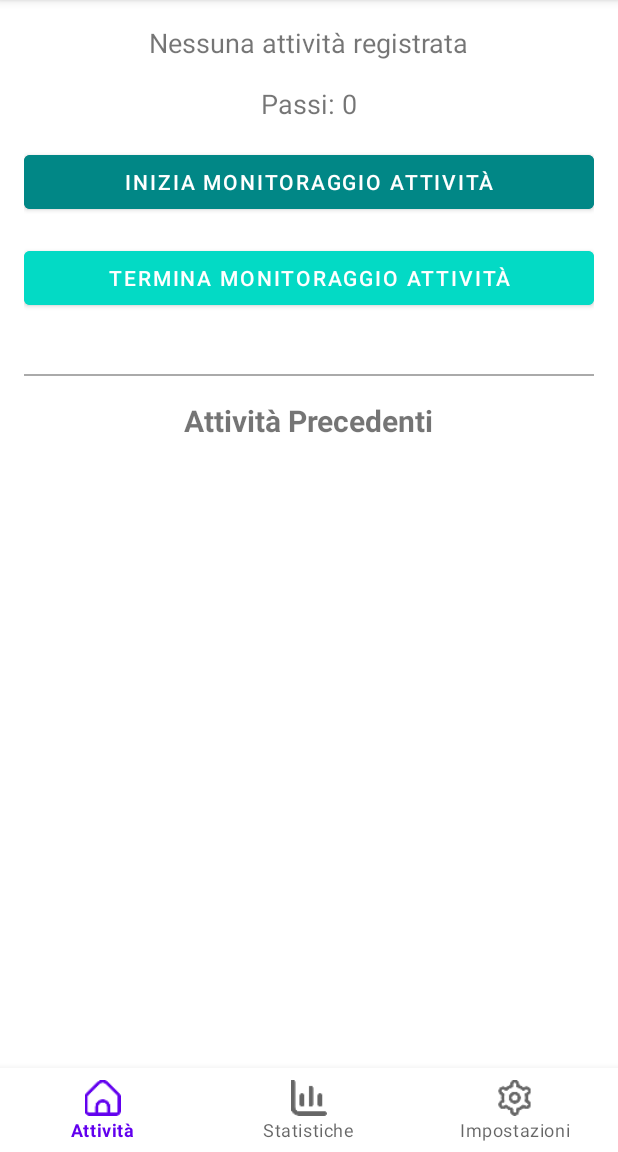
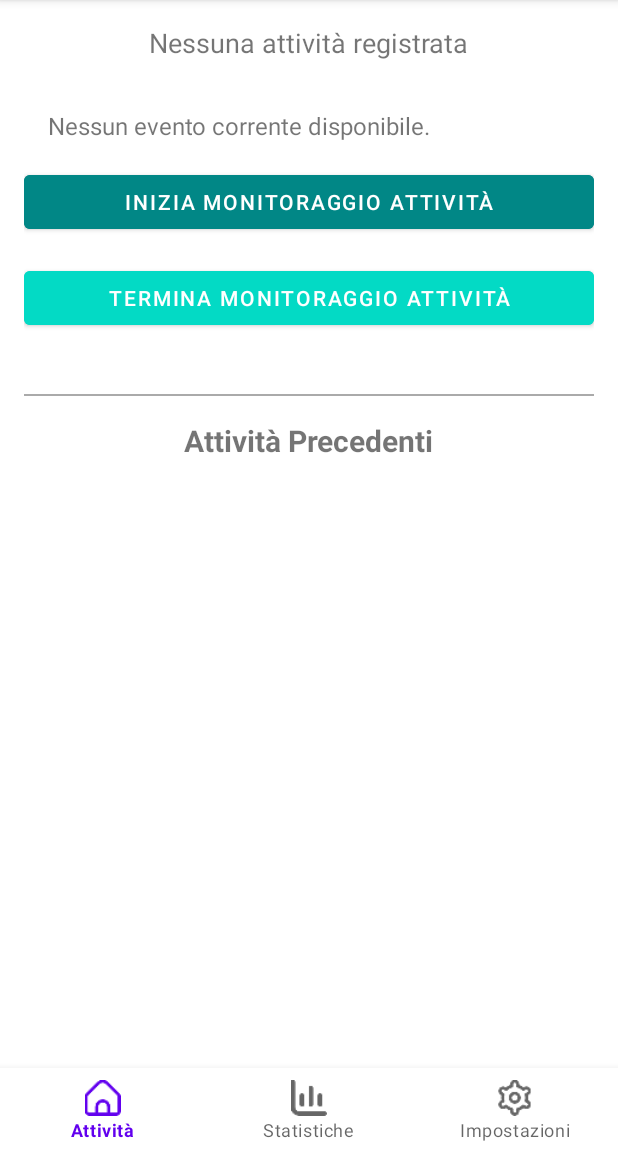
Before and after one commit to CardiMatt/Activity_Tracker_DV, an Android app: the ActivityFragment screen opened directly, with no data from a screen before it, on a phone screen of 412 x 824 dp, the part 84-1236 px from its top. Run offline under Robolectric (Android 15) with nearby library versions, the phone set to English and light mode, and no system bars; our stand-ins replace Firebase (no records; nobody signed in at launch, a user with empty details on screens opened directly), Room's generated code; libraries missing offline, so code that uses them is left out: com.github.mikephil.charting; 6 statements that could not run were skipped.

```diff
--- a/app/src/main/java/com/example/activity_tracker_dv/viewmodels/EventViewModel.kt
+++ b/app/src/main/java/com/example/activity_tracker_dv/viewmodels/EventViewModel.kt
@@ -1,5 +1,6 @@
 package com.example.activity_tracker_dv.viewmodels
 
+import android.util.Log
 import androidx.lifecycle.LiveData
 import androidx.lifecycle.MutableLiveData
 import androidx.lifecycle.ViewModel
@@ -36,6 +37,7 @@ class EventViewModel(private val repository: EventRepository) : ViewModel() {
 
     // Funzione per impostare il currentEvent
     fun setCurrentEvent(event: Event?) {
+        Log.d("EvemtViewModel", "setCurrentEvent chiamato con: $event")
         _currentEvent.postValue(event)
     }
 
--- a/app/src/main/res/layout/fragment_activity.xml
+++ b/app/src/main/res/layout/fragment_activity.xml
@@ -10,18 +10,17 @@
         android:id="@+id/activity_text"
         android:layout_width="wrap_content"
         android:layout_height="wrap_content"
-        android:text="Attività corrente: Nessuna"
+        android:text="Monitoraggio attività spento"
         android:textSize="18sp"
         android:layout_marginBottom="16dp" />
 
-    <!-- Aggiunta del TextView per i passi -->
     <TextView
-        android:id="@+id/steps_text"
-        android:layout_width="wrap_content"
+        android:id="@+id/currentEventTextView"
+        android:layout_width="match_parent"
         android:layout_height="wrap_content"
-        android:text="Passi: 0"
-        android:textSize="18sp"
-        android:layout_marginBottom="16dp" />
+        android:padding="16dp"
+        android:textSize="16sp"
+        android:text="Nessun evento corrente disponibile." />
 
     <Button
         android:id="@+id/start_button"
```
Also changed, not shown: app/src/main/java/com/example/activity_tracker_dv/home/fragment/ActivityFragment.kt (+35 -17 lines), app/src/main/java/com/example/activity_tracker_dv/services/ActivityTrackingService.kt (+19 -5 lines), app/src/main/java/com/example/activity_tracker_dv/services/EventRecognitionReceiver.kt (+39 -38 lines).
